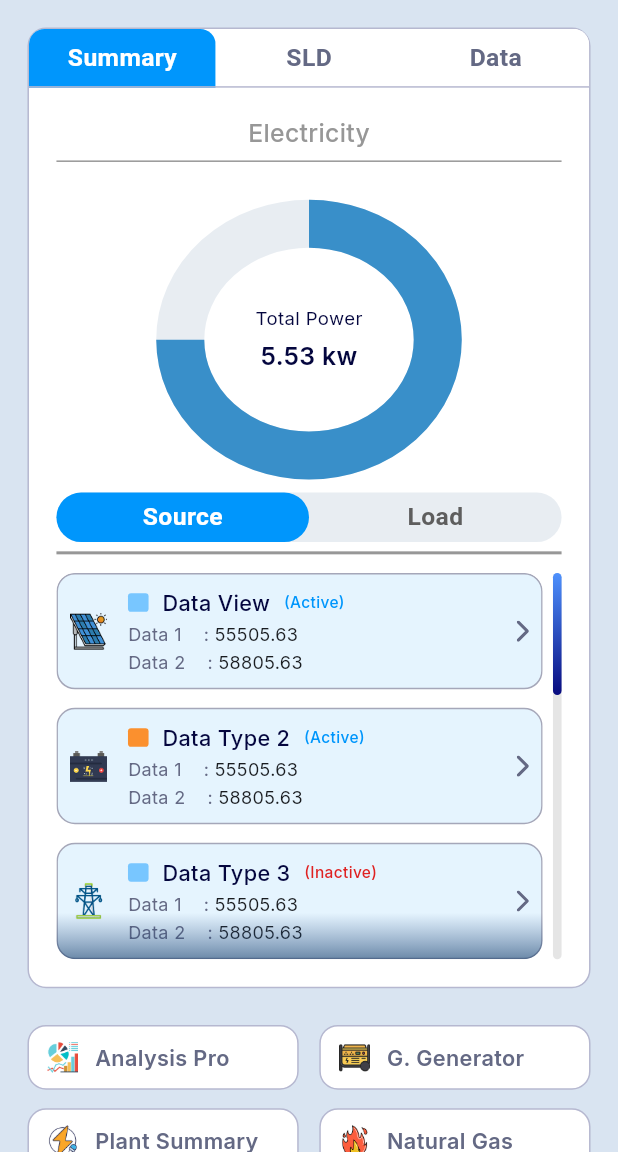
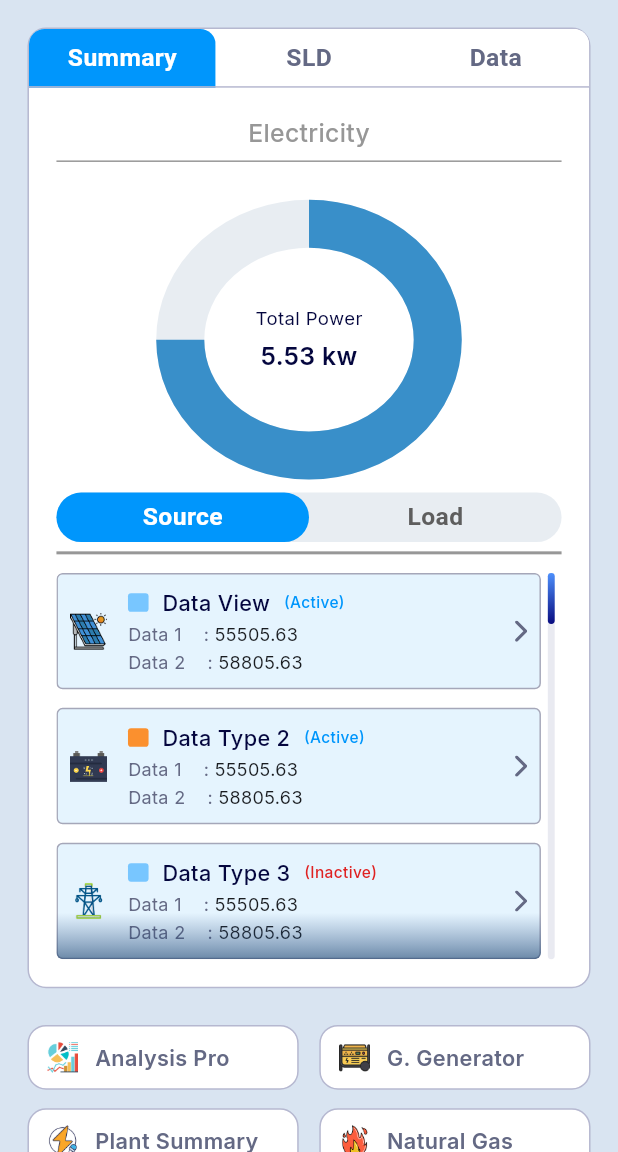
Before and after one commit to RaihanRafi01/Solar_SCM, a Flutter app: the screen it shows after launch, on a phone screen of 412 x 824 dp, the part 84-1236 px from its top. Run offline on Flutter 3.47's test engine with Material 3 defaults, Android fonts, the phone set to English and light mode, and no system bars; our stand-ins replace flutter_screenutil, flutter_svg, get, google_fonts.

Commit message:
day - scroll fixed

```diff
--- a/lib/app/modules/scm/views/scm_view.dart
+++ b/lib/app/modules/scm/views/scm_view.dart
@@ -5,7 +5,6 @@ import 'package:get/get.dart';
 import '../../../core/themes/app_colors.dart';
 import '../../../core/themes/app_text_styles.dart';
 import '../controllers/scm_controller.dart';
-import '../../../shared/widgets/gradient_scroll_thumb.dart';
 import '../../../shared/widgets/scm_widgets.dart';
 import 'action_screen_view.dart';
 import 'data_detail_view.dart';
@@ -42,11 +41,14 @@ class ScmView extends GetView<ScmController> with ScmWidgets {
         actions: [
           Padding(
             padding: const EdgeInsets.all(16).r,
-            child: SvgPicture.asset('assets/images/bell_icon.svg',height: 20.h,width: 20.h,),
+            child: SvgPicture.asset(
+              'assets/images/bell_icon.svg',
+              height: 20.h,
+              width: 20.h,
+            ),
           )
         ],
       ),
-      // *** THE FIX: Use Obx to switch the body content ***
       body: Obx(() {
         switch (controller.activeView.value) {
           case ScmContentView.initialSummary:
@@ -63,9 +65,7 @@ class ScmView extends GetView<ScmController> with ScmWidgets {
   }
 
   Widget _buildInitialSummaryContent(BuildContext context) {
-    final double thumbThickness = 5.w;
-    final double thumbRadius = 5.r;
-    final double listHeight = 250.h;
+    const double listHeight = 250; // Keep consistent with your original
 
     return SingleChildScrollView(
       child: Column(
@@ -131,32 +131,36 @@ class ScmView extends GetView<ScmController> with ScmWidgets {
                         ),
                       ),
                       SizedBox(height: 6.h),
-                      Divider(height: 2.h, color: AppColors.textColor3,thickness: 2,),
+                      Divider(height: 2.h, color: AppColors.textColor3, thickness: 2),
                       SizedBox(height: 12.h),
 
                       SizedBox(
-                        height: listHeight,
+                        height: listHeight.h,
                         child: NotificationListener<ScrollNotification>(
                           onNotification: (notification) {
                             if (notification is ScrollUpdateNotification) {
                               controller.scrollOffset.value = notification.metrics.pixels;
-                            } else if (notification.metrics.maxScrollExtent > 0) {
+                            }
+                            if (notification is ScrollMetricsNotification || notification is OverscrollNotification) {
+                              if (notification.metrics.maxScrollExtent > 0) {
                                 controller.maxScrollExtent.value = notification.metrics.maxScrollExtent;
                                 controller.viewportSize.value = notification.metrics.viewportDimension;
                               }
-                            return false;
+                            }
+                            return true;
                           },
                           child: Stack(
                             children: [
                               Padding(
-                                padding: EdgeInsets.only(right: thumbThickness + 6.w),
+                                padding: EdgeInsets.only(right: 12.w),
                                 child: ClipRRect(
-                                  borderRadius: BorderRadius.circular(12.r),
+                                  borderRadius: BorderRadius.circular(4.r),
                                   child: Stack(
                                     children: [
                                       ListView(
                                         controller: controller.scrollController,
-                                        physics: const AlwaysScrollableScrollPhysics(),
+                                        physics: const ClampingScrollPhysics(),
+                                        padding: EdgeInsets.only(bottom: 30.h),
                                         children: [
                                           buildDataCard('Data View', 'assets/images/solar-cell_icon.png', true, '55505.63', '58805.63', AppColors.appColor3),
                                           SizedBox(height: 12.h),
@@ -171,27 +175,24 @@ class ScmView extends GetView<ScmController> with ScmWidgets {
                                           buildDataCard('Data Type 3', 'assets/images/power_grid_icon.png', false, '55505.63', '58805.63', AppColors.appColor3),
                                           SizedBox(height: 12.h),
                                           buildDataCard('Data View', 'assets/images/solar-cell_icon.png', true, '55505.63', '58805.63', AppColors.appColor3),
-                                          SizedBox(height: 12.h),
-                                          buildDataCard('Data Type 2', 'assets/images/power_icon.png', true, '55505.63', '58805.63', AppColors.orange),
-                                          SizedBox(height: 12.h),
-                                          buildDataCard('Data Type 3', 'assets/images/power_grid_icon.png', false, '55505.63', '58805.63', AppColors.appColor3),
                                         ],
                                       ),
-
-                                      Positioned.fill(
-                                        child: Align(
-                                          alignment: Alignment.bottomCenter,
+                                      Positioned(
+                                        left: 0,
+                                        right: 0,
+                                        bottom: 0,
                                         child: IgnorePointer(
-                                            child: DecoratedBox(
+                                          child: Container(
+                                            height: 30.h,
                                             decoration: BoxDecoration(
                                               gradient: LinearGradient(
                                                 begin: Alignment.bottomCenter,
                                                 end: Alignment.topCenter,
-                                                  colors: [AppColors.startColor, AppColors.endColor],
-                                                  stops: const [0.0, 1.0],
+                                                colors: [
+                                                  AppColors.startColor,
+                                                  AppColors.endColor.withOpacity(0)
+                                                ],
                                               ),
-                                              ),
-                                              child: SizedBox(height: 30.h, width: double.infinity),
                                             ),
                                           ),
                                         ),
@@ -200,17 +201,56 @@ class ScmView extends GetView<ScmController> with ScmWidgets {
                                   ),
                                 ),
                               ),
+                              // Scrollbar Track and Thumb
+                              Align(
+                                alignment: Alignment.centerRight,
+                                child: Obx(() {
+                                  final double trackHeight = listHeight.h;
+                                  const double thumbHeight = 33.0;
 
-                              Obx(() => GradientScrollThumb(
-                                thickness: thumbThickness,
-                                radius: thumbRadius,
-                                trackHeight: listHeight,
-                                totalScrollExtent: controller.maxScrollExtent.value,
-                                viewportDimension: controller.viewportSize.value,
-                                currentScrollOffset: controller.scrollOffset.value,
-                                scrollController: controller.scrollController,
-                                trackColor: Colors.black.withOpacity(0.1),
-                              )),
+                                  final double maxExtent = controller.maxScrollExtent.value;
+                                  final double scrollOffset = controller.scrollOffset.value;
+
+                                  final double scrollPercent = maxExtent > 0
+                                      ? (scrollOffset / maxExtent).clamp(0.0, 1.0)
+                                      : 0.0;
+
+                                  final double topPosition = (trackHeight - thumbHeight.h) * scrollPercent;
+
+                                  return Container(
+                                    width: 4.w,
+                                    height: trackHeight,
+                                    margin: EdgeInsets.only(right: 4.w),
+                                    decoration: BoxDecoration(
+                                      color: AppColors.borderColor.withOpacity(0.3),
+                                      borderRadius: BorderRadius.circular(4.r),
+                                    ),
+                                    child: Stack(
+                                      children: [
+                                        Positioned(
+                                          top: topPosition,
+                                          left: 0,
+                                          right: 0,
+                                          child: Container(
+                                            height: thumbHeight.h,
+                                            decoration: BoxDecoration(
+                                              borderRadius: BorderRadius.circular(4.r),
+                                              gradient: const LinearGradient(
+                                                colors: [
+                                                  AppColors.indicatorColor1,
+                                                  AppColors.indicatorColor2,
+                                                ],
+                                                begin: Alignment.topLeft,
+                                                end: Alignment.bottomRight,
+                                              ),
+                                            ),
+                                          ),
+                                        ),
+                                      ],
+                                    ),
+                                  );
+                                }),
+                              ),
                             ],
                           ),
                         ),
@@ -222,11 +262,11 @@ class ScmView extends GetView<ScmController> with ScmWidgets {
             ),
           ),
 
+          // Action buttons section
           Padding(
             padding: EdgeInsets.symmetric(horizontal: 16.w, vertical: 6.h),
             child: Column(
               children: [
-                // Assume buildActionButton is updated to call controller.navigateToActionScreen()
                 Row(
                   children: [
                     Expanded(child: buildActionButton('assets/images/analysis_icon.png', 'Analysis Pro')),
@@ -259,7 +299,6 @@ class ScmView extends GetView<ScmController> with ScmWidgets {
     );
   }
 
-  // Helper for Power Circle
   Widget _buildPowerCircle() {
     return Center(
       child: SizedBox(
--- a/lib/app/shared/widgets/gradient_scroll_thumb.dart
+++ /dev/null
@@ -1,103 +0,0 @@
-// shared/widgets/gradient_scroll_thumb.dart
-
-import 'package:flutter/material.dart';
-import 'package:flutter_screenutil/flutter_screenutil.dart';
-// Assuming AppColors is available
-import '../../core/themes/app_colors.dart';
-
-class GradientScrollThumb extends StatelessWidget {
-  final double thickness;
-  final double radius;
-  final double trackHeight;
-  final double totalScrollExtent;
-  final double viewportDimension;
-  final double currentScrollOffset;
-  final ScrollController scrollController;
-  final Color trackColor;
-
-  const GradientScrollThumb({
-    super.key,
-    required this.thickness,
-    required this.radius,
-    required this.trackHeight,
-    required this.totalScrollExtent,
-    required this.viewportDimension,
-    required this.currentScrollOffset,
-    required this.scrollController,
-    this.trackColor = Colors.black12, // Default to visible dark shade for contrast
-  });
-
-  double get maxThumbScrollExtent {
-    final double thumbHeight = (viewportDimension / (totalScrollExtent + viewportDimension)) * trackHeight;
-    return trackHeight - thumbHeight;
-  }
-
-  double get thumbHeight {
-    return (viewportDimension / (totalScrollExtent + viewportDimension)) * trackHeight;
-  }
-
-  double get thumbPosition {
-    if (totalScrollExtent <= 0) return 0;
-    final double scrollFraction = currentScrollOffset / totalScrollExtent;
-    return scrollFraction * maxThumbScrollExtent;
-  }
-
-  void _onVerticalDragUpdate(DragUpdateDetails details) {
-    if (totalScrollExtent <= 0) return;
-    double newThumbPosition = thumbPosition + details.primaryDelta!;
-    newThumbPosition = newThumbPosition.clamp(0.0, maxThumbScrollExtent);
-    final double scrollFraction = newThumbPosition / maxThumbScrollExtent;
-    final double newScrollOffset = scrollFraction * totalScrollExtent;
-    scrollController.jumpTo(newScrollOffset);
-  }
-
-  @override
-  Widget build(BuildContext context) {
-    // Hide if not scrollable
-    if (totalScrollExtent <= 0) {
-      return const SizedBox.shrink();
-    }
-
-    // FIX: Only one Positioned widget is used to avoid the runtime error.
-    return Positioned(
-      right: 0,
-      top: 0,
-      bottom: 0, // Constrains the track to the full height (listHeight)
-      child: Container(
-        // The track height is now managed by the parent Positioned
-        width: thickness,
-        decoration: BoxDecoration(
-          color: trackColor, // Ensure this provides good contrast!
-          borderRadius: BorderRadius.circular(radius),
-        ),
-        child: Stack(
-          children: [
-            // Custom Thumb positioned within the Track
-            Positioned(
-              top: thumbPosition,
-              child: GestureDetector(
-                onVerticalDragUpdate: _onVerticalDragUpdate,
-                child: Container(
-                  width: thickness,
-                  // Ensure thumb has a minimum size for dragging
-                  height: thumbHeight.clamp(63.h, trackHeight),
-                  decoration: BoxDecoration(
-                    borderRadius: BorderRadius.circular(radius),
-                    gradient: LinearGradient(
-                      begin: Alignment.topCenter,
-                      end: Alignment.bottomCenter,
-                      colors: [
-                        AppColors.indicatorColor1,
-                        AppColors.indicatorColor2,
-                      ],
-                    ),
-                  ),
-                ),
-              ),
-            ),
-          ],
-        ),
-      ),
-    );
-  }
-}
--- a/lib/app/shared/widgets/scm_widgets.dart
+++ b/lib/app/shared/widgets/scm_widgets.dart
@@ -68,7 +68,7 @@ mixin ScmWidgets {
         padding: EdgeInsets.all(8.r),
         decoration: BoxDecoration(
           color: AppColors.cardColor1,
-          borderRadius: BorderRadius.circular(12.r),
+          borderRadius: BorderRadius.circular(4.r),
           border: Border.all(
             color: AppColors.borderColor2,
             width: 1,
--- a/pubspec.yaml
+++ b/pubspec.yaml
@@ -39,7 +39,6 @@ dependencies:
   flutter_screenutil: ^5.9.3
   flutter_svg: ^2.2.3
   google_fonts: ^6.3.3
-  draggable_scrollbar: ^0.1.0
 
 dev_dependencies:
   flutter_test:
```
Also changed, not shown: pubspec.lock. Lines whose indentation alone changed are shown as unchanged.
